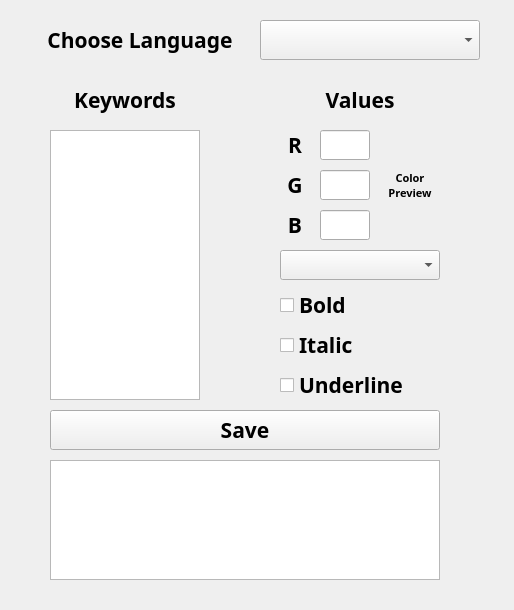
This is whighlightpreferences.ui in Furgololo1/FC as Qt 5 draws it before an edit. The edited form follows.
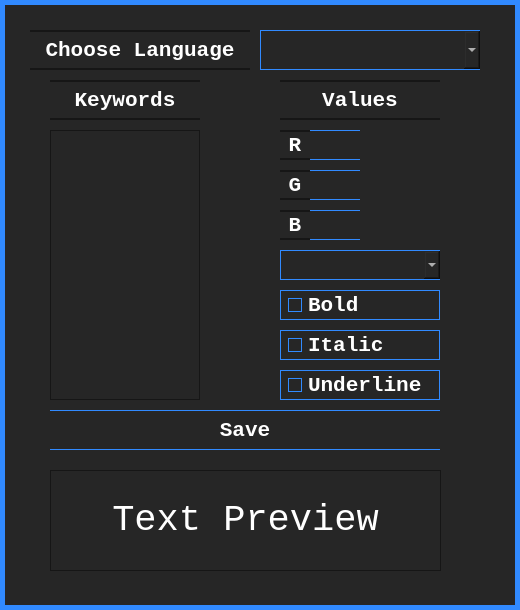
This is the edited form. Icons and pictures are not drawn.

Commit message: preview text, read font

What changed in the file:
```diff
--- a/whighlightpreferences.ui
+++ b/whighlightpreferences.ui
@@ -6,7 +6,7 @@
    <rect>
     <x>0</x>
     <y>0</y>
-    <width>514</width>
+    <width>520</width>
     <height>610</height>
    </rect>
   </property>
@@ -22,17 +22,27 @@
     <height>16777215</height>
    </size>
   </property>
+  <property name="font">
+   <font>
+    <family>Consolas</family>
+   </font>
+  </property>
   <property name="windowTitle">
    <string>Form</string>
   </property>
   <property name="styleSheet">
-   <string notr="true"/>
+   <string notr="true">QWidget{
+	border: 5px solid #318AFF; 
+	background-color: #262626; 
+	color: white;
+	font-family: Consolas, 'Courier New', monospace;
+}</string>
   </property>
   <widget class="QLabel" name="label">
    <property name="geometry">
     <rect>
      <x>30</x>
-     <y>20</y>
+     <y>30</y>
      <width>220</width>
      <height>40</height>
     </rect>
@@ -51,12 +61,20 @@
    </property>
    <property name="font">
     <font>
-     <family>Arial Black</family>
+     <family>Consolas</family>
      <pointsize>16</pointsize>
      <weight>75</weight>
      <bold>true</bold>
     </font>
    </property>
+   <property name="styleSheet">
+    <string notr="true">QLabel{
+border-left: none;
+border-right:none;
+border-top: 2px solid #161616;
+border-bottom: 2px solid #161616;
+}</string>
+   </property>
    <property name="text">
     <string>Choose Language</string>
    </property>
@@ -68,7 +86,7 @@
    <property name="geometry">
     <rect>
      <x>260</x>
-     <y>20</y>
+     <y>30</y>
      <width>220</width>
      <height>40</height>
     </rect>
@@ -81,12 +99,20 @@
    </property>
    <property name="font">
     <font>
-     <family>Arial Black</family>
+     <family>Consolas</family>
      <pointsize>16</pointsize>
      <weight>75</weight>
      <bold>true</bold>
     </font>
    </property>
+   <property name="styleSheet">
+    <string notr="true">QComboBox{
+border-left:1px solid #318AFF;
+border-right:none;
+border-top:1px solid #318AFF;
+border-bottom:1px solid #318AFF;
+}</string>
+   </property>
   </widget>
   <widget class="QListWidget" name="keywordList">
    <property name="geometry">
@@ -109,6 +135,11 @@
      <height>500</height>
     </size>
    </property>
+   <property name="styleSheet">
+    <string notr="true">QListWidget{
+border:1px solid #161616;
+}</string>
+   </property>
   </widget>
   <widget class="QLabel" name="label_2">
    <property name="geometry">
@@ -133,12 +164,20 @@
    </property>
    <property name="font">
     <font>
-     <family>Arial Black</family>
+     <family>Consolas</family>
      <pointsize>16</pointsize>
      <weight>75</weight>
      <bold>true</bold>
     </font>
    </property>
+   <property name="styleSheet">
+    <string notr="true">QLabel{
+border-left: none;
+border-right:none;
+border-top: 2px solid #161616;
+border-bottom: 2px solid #161616;
+}</string>
+   </property>
    <property name="text">
     <string>Keywords</string>
    </property>
@@ -169,12 +208,20 @@
    </property>
    <property name="font">
     <font>
-     <family>Arial Black</family>
+     <family>Consolas</family>
      <pointsize>16</pointsize>
      <weight>75</weight>
      <bold>true</bold>
     </font>
    </property>
+   <property name="styleSheet">
+    <string notr="true">QLabel{
+border-left: none;
+border-right:none;
+border-top: 2px solid #161616;
+border-bottom: 2px solid #161616;
+}</string>
+   </property>
    <property name="text">
     <string>Values</string>
    </property>
@@ -205,12 +252,20 @@
    </property>
    <property name="font">
     <font>
-     <family>Arial Black</family>
+     <family>Consolas</family>
      <pointsize>16</pointsize>
      <weight>75</weight>
      <bold>true</bold>
     </font>
    </property>
+   <property name="styleSheet">
+    <string notr="true">QLabel{
+border-left: none;
+border-right:none;
+border-top: 2px solid #161616;
+border-bottom: 2px solid #161616;
+}</string>
+   </property>
    <property name="text">
     <string>R</string>
    </property>
@@ -241,12 +296,20 @@
    </property>
    <property name="font">
     <font>
-     <family>Arial Black</family>
+     <family>Consolas</family>
      <pointsize>16</pointsize>
      <weight>75</weight>
      <bold>true</bold>
     </font>
    </property>
+   <property name="styleSheet">
+    <string notr="true">QLabel{
+border-left: none;
+border-right:none;
+border-top: 2px solid #161616;
+border-bottom: 2px solid #161616;
+}</string>
+   </property>
    <property name="text">
     <string>G</string>
    </property>
@@ -277,12 +340,20 @@
    </property>
    <property name="font">
     <font>
-     <family>Arial Black</family>
+     <family>Consolas</family>
      <pointsize>16</pointsize>
      <weight>75</weight>
      <bold>true</bold>
     </font>
    </property>
+   <property name="styleSheet">
+    <string notr="true">QLabel{
+border-left: none;
+border-right:none;
+border-top: 2px solid #161616;
+border-bottom: 2px solid #161616;
+}</string>
+   </property>
    <property name="text">
     <string>B</string>
    </property>
@@ -313,12 +384,37 @@
    </property>
    <property name="font">
     <font>
-     <family>Arial Black</family>
+     <family>Consolas</family>
      <pointsize>16</pointsize>
      <weight>75</weight>
      <bold>true</bold>
     </font>
    </property>
+   <property name="styleSheet">
+    <string notr="true">QCheckBox{
+border:1px solid #318AFF;
+}
+
+QCheckBox::indicator:unchecked:hover{
+background-color: #161616;
+}
+
+QCheckBox::indicator:checked:hover{
+background-color: #2466BD;
+}
+QCheckBox::indicator:checked{
+background-color: #318AFF;
+position: relative;
+left: 7 px;
+}
+
+QCheckBox::indicator:unchecked{
+position: relative;
+left: 7 px;
+background-color: #262626;
+border:1px solid #318AFF;
+}</string>
+   </property>
    <property name="text">
     <string>Italic</string>
    </property>
@@ -346,12 +442,37 @@
    </property>
    <property name="font">
     <font>
-     <family>Arial Black</family>
+     <family>Consolas</family>
      <pointsize>16</pointsize>
      <weight>75</weight>
      <bold>true</bold>
     </font>
    </property>
+   <property name="styleSheet">
+    <string notr="true">QCheckBox{
+border:1px solid #318AFF;
+}
+
+QCheckBox::indicator:unchecked:hover{
+background-color: #161616;
+}
+
+QCheckBox::indicator:checked:hover{
+background-color: #2466BD;
+}
+QCheckBox::indicator:checked{
+background-color: #318AFF;
+position: relative;
+left: 7 px;
+}
+
+QCheckBox::indicator:unchecked{
+position: relative;
+left: 7 px;
+background-color: #262626;
+border:1px solid #318AFF;
+}</string>
+   </property>
    <property name="text">
     <string>Bold</string>
    </property>
@@ -379,12 +500,38 @@
    </property>
    <property name="font">
     <font>
-     <family>Arial Black</family>
+     <family>Consolas</family>
      <pointsize>16</pointsize>
      <weight>75</weight>
      <bold>true</bold>
     </font>
    </property>
+   <property name="styleSheet">
+    <string notr="true">QCheckBox{
+
+border:1px solid #318AFF;
+}
+
+QCheckBox::indicator:unchecked:hover{
+background-color: #161616;
+}
+
+QCheckBox::indicator:checked:hover{
+background-color: #2466BD;
+}
+QCheckBox::indicator:checked{
+background-color: #318AFF;
+position: relative;
+left: 7 px;
+}
+
+QCheckBox::indicator:unchecked{
+background-color: #262626;
+border:1px solid #318AFF;
+position: relative;
+left: 7 px;
+}</string>
+   </property>
    <property name="text">
     <string>Underline</string>
    </property>
@@ -410,6 +557,28 @@
      <height>30</height>
     </size>
    </property>
+   <property name="font">
+    <font>
+     <family>Consolas</family>
+     <pointsize>16</pointsize>
+    </font>
+   </property>
+   <property name="styleSheet">
+    <string notr="true">QComboBox{
+border-left:1px solid #318AFF;
+border-right:none;
+border-top:1px solid #318AFF;
+border-bottom:1px solid #318AFF;
+}
+
+QComboBox::drop-down {
+
+}
+
+QComboBox::down-arrow {
+image: url(:/images/images/CBArrow.png);
+}</string>
+   </property>
   </widget>
   <widget class="QPushButton" name="pushButton">
    <property name="geometry">
@@ -434,12 +603,20 @@
    </property>
    <property name="font">
     <font>
-     <family>Arial Black</family>
+     <family>Consolas</family>
      <pointsize>16</pointsize>
      <weight>75</weight>
      <bold>true</bold>
     </font>
    </property>
+   <property name="styleSheet">
+    <string notr="true">QPushButton{
+border-left:none;
+border-right:none;
+border-top:1px solid #318AFF;
+border-bottom:1px solid #318AFF;
+}</string>
+   </property>
    <property name="text">
     <string>Save</string>
    </property>
@@ -447,7 +624,7 @@
   <widget class="QLineEdit" name="lineEdit_R">
    <property name="geometry">
     <rect>
-     <x>320</x>
+     <x>310</x>
      <y>130</y>
      <width>50</width>
      <height>30</height>
@@ -467,12 +644,20 @@
    </property>
    <property name="font">
     <font>
-     <family>Arial Black</family>
+     <family>Consolas</family>
      <pointsize>16</pointsize>
      <weight>75</weight>
      <bold>true</bold>
     </font>
    </property>
+   <property name="styleSheet">
+    <string notr="true">QLineEdit{
+border-left:none;
+border-right:none;
+border-top:1px solid #318AFF;
+border-bottom:1px solid #318AFF;
+}</string>
+   </property>
    <property name="alignment">
     <set>Qt::AlignCenter</set>
    </property>
@@ -480,7 +665,7 @@
   <widget class="QLineEdit" name="lineEdit_G">
    <property name="geometry">
     <rect>
-     <x>320</x>
+     <x>310</x>
      <y>170</y>
      <width>50</width>
      <height>30</height>
@@ -500,12 +685,20 @@
    </property>
    <property name="font">
     <font>
-     <family>Arial Black</family>
+     <family>Consolas</family>
      <pointsize>16</pointsize>
      <weight>75</weight>
      <bold>true</bold>
     </font>
    </property>
+   <property name="styleSheet">
+    <string notr="true">QLineEdit{
+border-left:none;
+border-right:none;
+border-top:1px solid #318AFF;
+border-bottom:1px solid #318AFF;
+}</string>
+   </property>
    <property name="alignment">
     <set>Qt::AlignCenter</set>
    </property>
@@ -513,7 +706,7 @@
   <widget class="QLineEdit" name="lineEdit_B">
    <property name="geometry">
     <rect>
-     <x>320</x>
+     <x>310</x>
      <y>210</y>
      <width>50</width>
      <height>30</height>
@@ -533,46 +726,73 @@
    </property>
    <property name="font">
     <font>
-     <family>Arial Black</family>
+     <family>Consolas</family>
      <pointsize>16</pointsize>
      <weight>75</weight>
      <bold>true</bold>
     </font>
    </property>
+   <property name="styleSheet">
+    <string notr="true">QLineEdit{
+border-left:none;
+border-right:none;
+border-top:1px solid #318AFF;
+border-bottom:1px solid #318AFF;
+}</string>
+   </property>
    <property name="alignment">
     <set>Qt::AlignCenter</set>
    </property>
   </widget>
-  <widget class="QTextEdit" name="textEdit">
-   <property name="geometry">
-    <rect>
-     <x>50</x>
-     <y>460</y>
-     <width>390</width>
-     <height>120</height>
-    </rect>
-   </property>
-  </widget>
   <widget class="QLabel" name="colorPreview">
    <property name="geometry">
     <rect>
-     <x>380</x>
+     <x>369</x>
      <y>130</y>
-     <width>60</width>
+     <width>70</width>
      <height>110</height>
     </rect>
    </property>
    <property name="font">
     <font>
-     <family>Arial Black</family>
+     <family>Consolas</family>
      <pointsize>8</pointsize>
      <weight>75</weight>
      <bold>true</bold>
     </font>
    </property>
+   <property name="styleSheet">
+    <string notr="true">border:none;</string>
+   </property>
    <property name="text">
-    <string>Color 
-Preview</string>
+    <string/>
+   </property>
+   <property name="alignment">
+    <set>Qt::AlignCenter</set>
+   </property>
+  </widget>
+  <widget class="QLabel" name="textPreview">
+   <property name="geometry">
+    <rect>
+     <x>50</x>
+     <y>470</y>
+     <width>391</width>
+     <height>101</height>
+    </rect>
+   </property>
+   <property name="font">
+    <font>
+     <family>Consolas</family>
+     <pointsize>28</pointsize>
+    </font>
+   </property>
+   <property name="styleSheet">
+    <string notr="true">QLabel{
+border:1px solid #161616;
+}</string>
+   </property>
+   <property name="text">
+    <string>Text Preview</string>
    </property>
    <property name="alignment">
     <set>Qt::AlignCenter</set>
```
Left out of the diff: 2 changed lines with no effect on the pictures. The commit also changes 9 other files.
